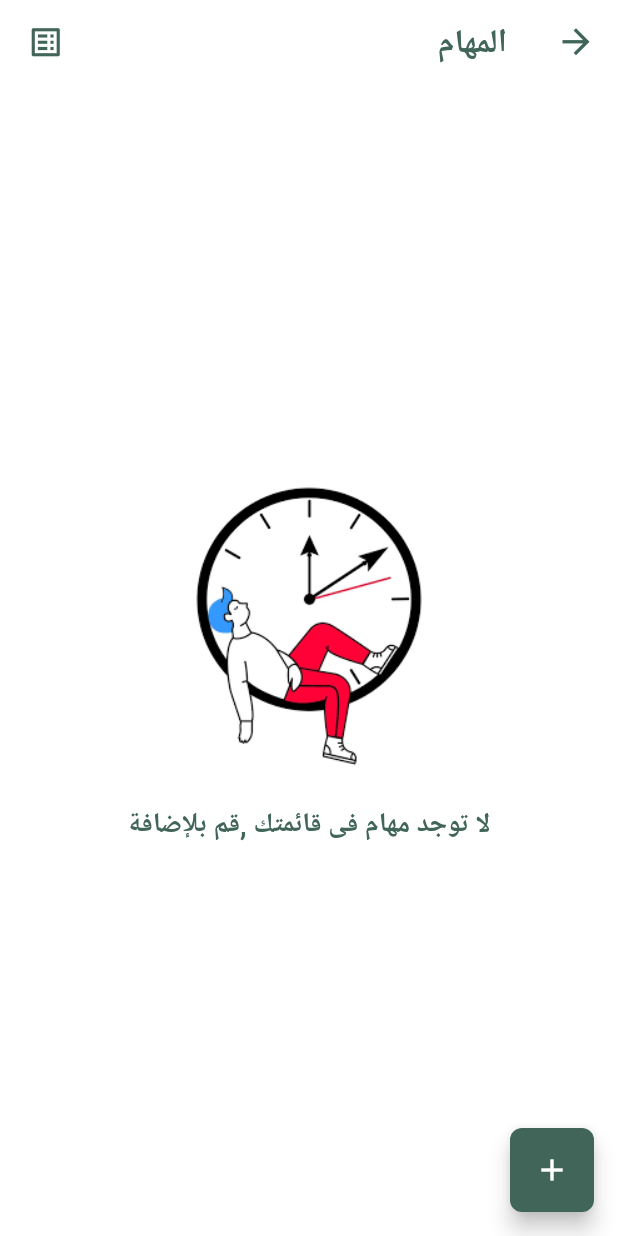
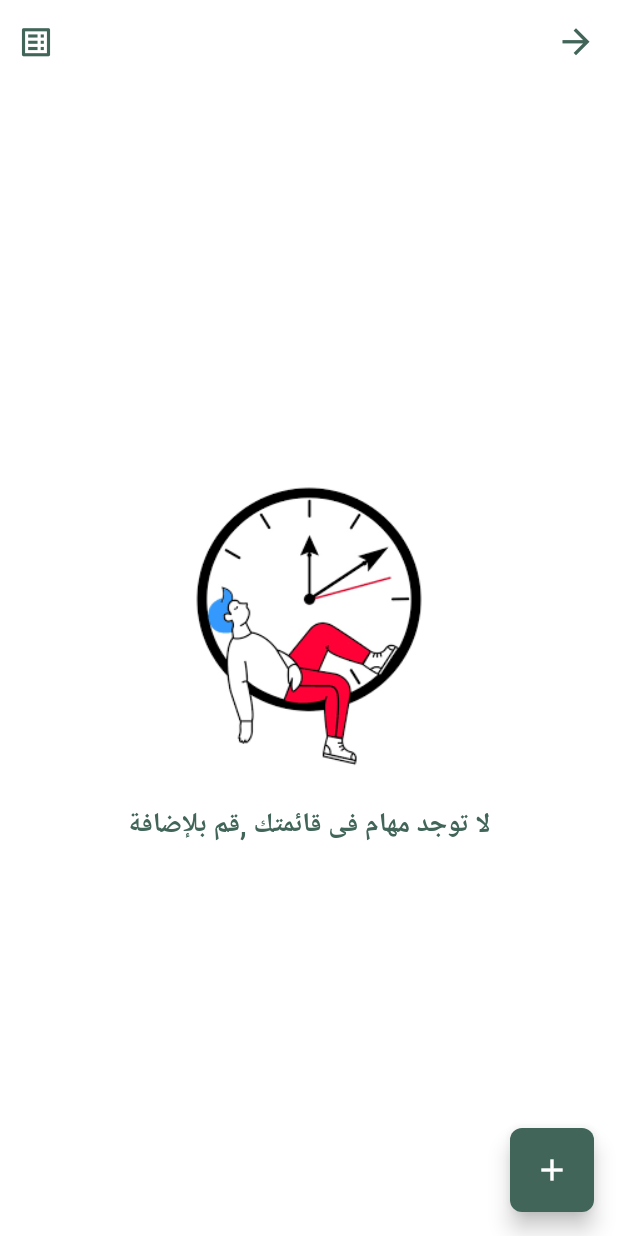
Before and after one commit to rehabsaad075/todo_app, a Flutter app: the TodoHomePageScreen screen opened directly, on a phone screen of 412 x 824 dp. Run offline on Flutter 3.47's test engine with Material 2 defaults, Android fonts, the phone set to English and light mode, and no system bars; our stand-ins replace animated_splash_screen, bloc, dio, flutter_bloc, fluttertoast, percent_indicator and 2 more; accounts and stored records are empty; network calls fail.

```diff
--- a/lib/view/screens/auth_screens/login_screen.dart
+++ b/lib/view/screens/auth_screens/login_screen.dart
@@ -5,7 +5,7 @@ import 'package:todo_app/view/componets/widgets/elvated_button_custom.dart';
 import 'package:todo_app/view/componets/widgets/text_form_field_custom.dart';
 import 'package:todo_app/view/componets/widgets/text_custom.dart';
 import 'package:todo_app/view/screens/auth_screens/register_screen.dart';
-import 'package:todo_app/view/screens/todo_screens/todo_home_page_screen.dart';
+import 'package:todo_app/view/screens/todo_screens/show_statistic_screen.dart';
 import 'package:todo_app/view_model/cubits/auth_cubit/auth_cubit.dart';
 import 'package:todo_app/view_model/utils/material/app_colors.dart';
 import 'package:todo_app/view_model/utils/functions/navigation_functions.dart';
@@ -95,7 +95,7 @@ class LoginScreen extends StatelessWidget {
                           AuthCubit.get(context).login().then((value) {
                             navigationPushFunction(
                                 context: context,
-                                screen: const TodoHomePageScreen());
+                                screen: const ShowStatisticScreen());
                           });
                         }
                       },
--- a/lib/view/screens/todo_screens/todo_home_page_screen.dart
+++ b/lib/view/screens/todo_screens/todo_home_page_screen.dart
@@ -13,13 +13,10 @@ class TodoHomePageScreen extends StatelessWidget {
       textDirection: TextDirection.rtl,
       child: Scaffold(
         appBar: AppBar(
-          title: const Text(
-              'المهام'
-          ),
-          actions: const [
-            Padding(
-              padding: EdgeInsets.only(left: 18),
-              child: Icon(
+          actions:  [
+            IconButton(
+              onPressed: () {  },
+              icon: const Icon(
                   AppIcons.listIcon
               ),
             ),
--- a/lib/view/screens/todo_screens/todo_splash_screen.dart
+++ b/lib/view/screens/todo_screens/todo_splash_screen.dart
@@ -2,7 +2,6 @@ import 'package:animated_splash_screen/animated_splash_screen.dart';
 import 'package:flutter/material.dart';
 import 'package:todo_app/view/screens/auth_screens/login_screen.dart';
 import 'package:todo_app/view/screens/todo_screens/show_statistic_screen.dart';
-import 'package:todo_app/view/screens/todo_screens/todo_home_page_screen.dart';
 import 'package:todo_app/view_model/data/local/shared_keys.dart';
 import 'package:todo_app/view_model/data/local/shared_preferences.dart';
 
```
Also changed, not shown: lib/view/screens/todo_screens/show_statistic_screen.dart (+6 -1 lines).
